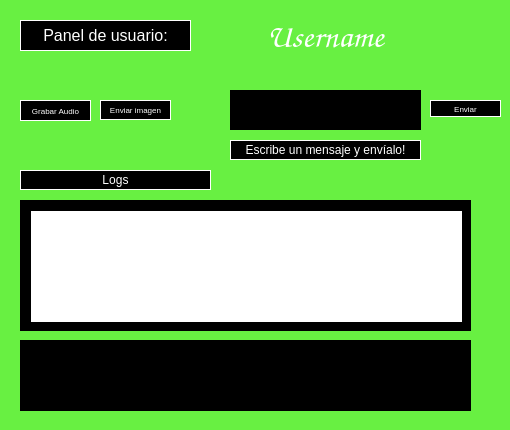
The window that Interface/UserDialog.ui (edgardanielgd/Audio-Transmission) describes before a commit, drawn with Qt 5.
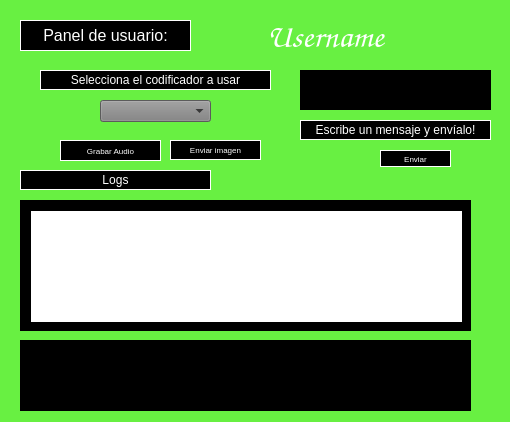
The same window after the commit. Icons and pictures are not drawn.

The edit to the form file:
```diff
--- a/Interface/UserDialog.ui
+++ b/Interface/UserDialog.ui
@@ -7,7 +7,7 @@
     <x>0</x>
     <y>0</y>
     <width>510</width>
-    <height>430</height>
+    <height>422</height>
    </rect>
   </property>
   <property name="palette">
@@ -935,9 +935,9 @@
   <widget class="QPushButton" name="btnAudioRecord">
    <property name="geometry">
     <rect>
-     <x>20</x>
-     <y>100</y>
-     <width>71</width>
+     <x>60</x>
+     <y>140</y>
+     <width>101</width>
      <height>21</height>
     </rect>
    </property>
@@ -1141,8 +1141,8 @@
   <widget class="QPlainTextEdit" name="txtMessageText">
    <property name="geometry">
     <rect>
-     <x>230</x>
-     <y>90</y>
+     <x>300</x>
+     <y>70</y>
      <width>191</width>
      <height>40</height>
     </rect>
@@ -1161,8 +1161,8 @@
   <widget class="QLabel" name="label_3">
    <property name="geometry">
     <rect>
-     <x>230</x>
-     <y>140</y>
+     <x>300</x>
+     <y>120</y>
      <width>191</width>
      <height>20</height>
     </rect>
@@ -1185,8 +1185,8 @@
   <widget class="QPushButton" name="btnSend">
    <property name="geometry">
     <rect>
-     <x>430</x>
-     <y>100</y>
+     <x>380</x>
+     <y>150</y>
      <width>71</width>
      <height>17</height>
     </rect>
@@ -1219,9 +1219,9 @@
   <widget class="QPushButton" name="btnSendImage">
    <property name="geometry">
     <rect>
-     <x>100</x>
-     <y>100</y>
-     <width>71</width>
+     <x>170</x>
+     <y>140</y>
+     <width>91</width>
      <height>20</height>
     </rect>
    </property>
@@ -1543,6 +1543,45 @@
     <set>Qt::AlignCenter</set>
    </property>
   </widget>
+  <widget class="QComboBox" name="cmbEncoders">
+   <property name="geometry">
+    <rect>
+     <x>100</x>
+     <y>100</y>
+     <width>111</width>
+     <height>22</height>
+    </rect>
+   </property>
+   <property name="styleSheet">
+    <string notr="true">background: none;
+background-color: gray;
+color: black;</string>
+   </property>
+  </widget>
+  <widget class="QLabel" name="label_5">
+   <property name="geometry">
+    <rect>
+     <x>40</x>
+     <y>70</y>
+     <width>231</width>
+     <height>20</height>
+    </rect>
+   </property>
+   <property name="styleSheet">
+    <string notr="true">background: none;
+background-color: black;
+border-style: solid;
+border-color: white;
+border-width: 1px;
+color: white;</string>
+   </property>
+   <property name="text">
+    <string>Selecciona el codificador a usar</string>
+   </property>
+   <property name="alignment">
+    <set>Qt::AlignCenter</set>
+   </property>
+  </widget>
  </widget>
  <resources>
   <include location="Resources/ChatterBackground.qrc"/>
```
Left out of the diff: 4 changed lines with no effect on the pictures.
